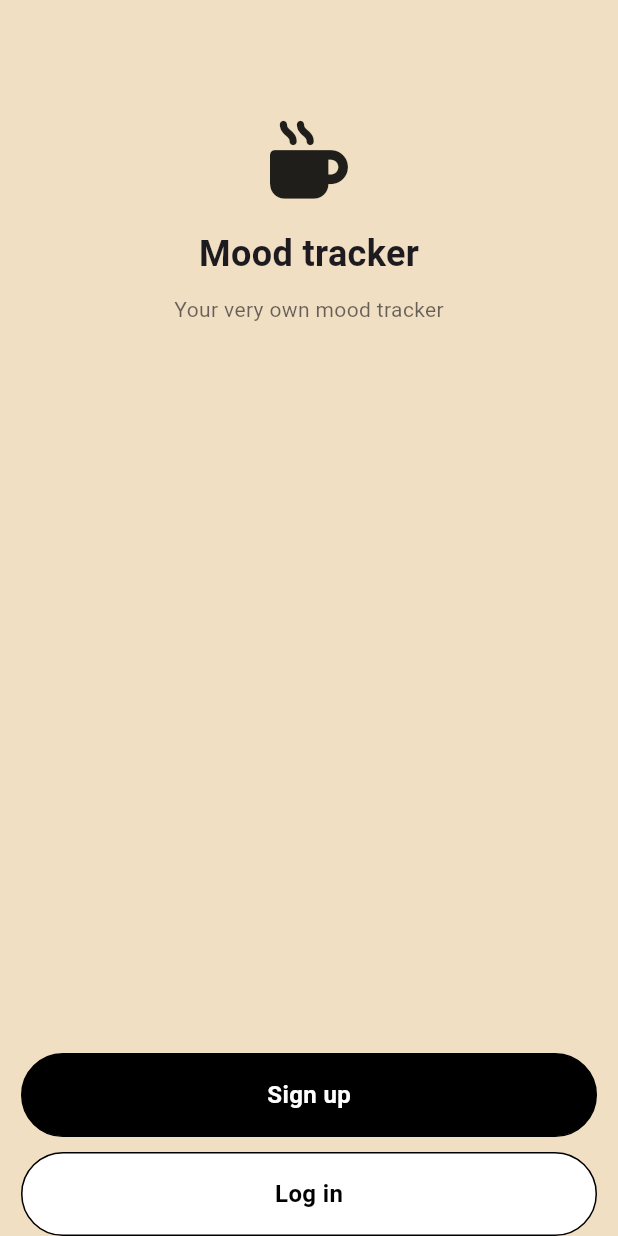
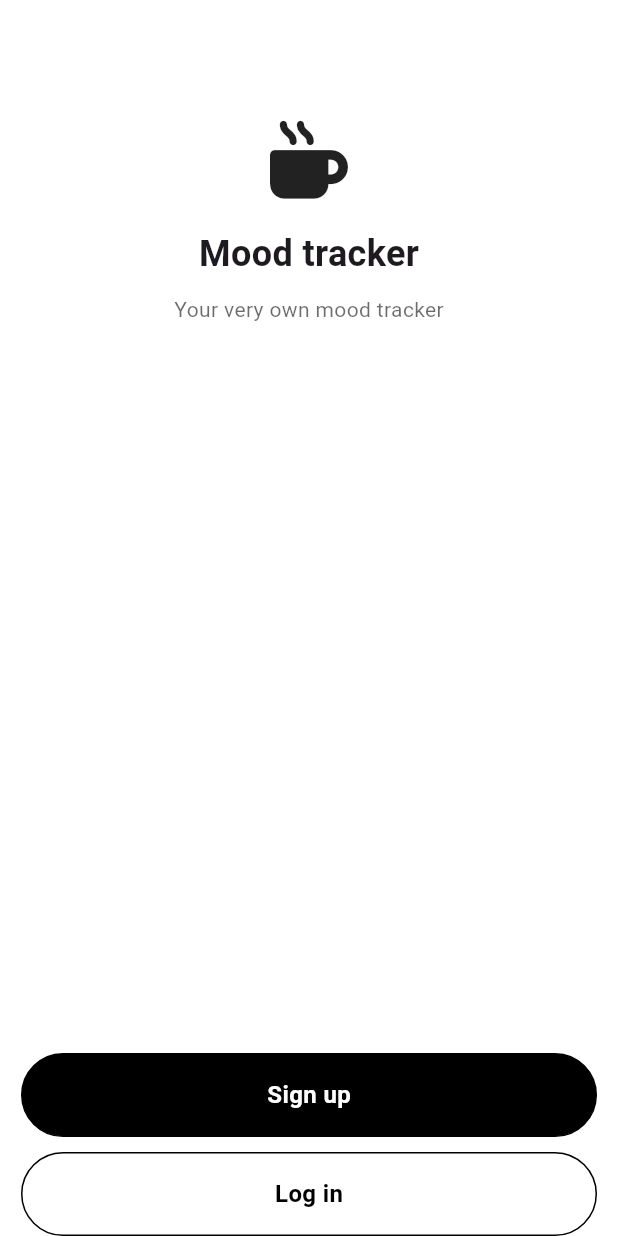
Before and after one commit to James1412/nomad_10week_final_project, a Flutter app: the screen it shows after launch, on a phone screen of 412 x 824 dp. Run offline on Flutter 3.47's test engine with Material 3 defaults, Android fonts, the phone set to English and light mode, and no system bars; our stand-ins replace emoji_picker_flutter, firebase_auth, firebase_core, flutter_riverpod, font_awesome_flutter, go_router; accounts and stored records are empty.

Commit message:
background change

```diff
--- a/lib/features/main_navigation/main_navigation.dart
+++ b/lib/features/main_navigation/main_navigation.dart
@@ -60,7 +60,6 @@ class _MainNavigationScreenState extends ConsumerState<MainNavigationScreen> {
         ],
       ),
       bottomNavigationBar: BottomAppBar(
-        height: Sizes.size52,
         elevation: 5,
         surfaceTintColor: Colors.black,
         padding: const EdgeInsets.only(
--- a/lib/features/moods/public_mood_screen.dart
+++ b/lib/features/moods/public_mood_screen.dart
@@ -12,8 +12,6 @@ class PublicMoodScreen extends ConsumerStatefulWidget {
 }
 
 class _PublicMoodScreenState extends ConsumerState<PublicMoodScreen> {
-  final ScrollController _controller = ScrollController();
-
   @override
   Widget build(BuildContext context) {
     return Scaffold(
--- a/lib/main.dart
+++ b/lib/main.dart
@@ -22,10 +22,10 @@ class MoodTrackerApp extends ConsumerWidget {
       routerConfig: ref.watch(routerProvider),
       debugShowCheckedModeBanner: false,
       theme: ThemeData(
-        scaffoldBackgroundColor: const Color.fromARGB(255, 241, 223, 195),
+        scaffoldBackgroundColor: Colors.white,
         appBarTheme: const AppBarTheme(
           elevation: 1,
-          color: Colors.transparent,
+          color: Color.fromARGB(255, 255, 244, 227),
           shadowColor: Colors.transparent,
           surfaceTintColor: Colors.black,
         ),
```
